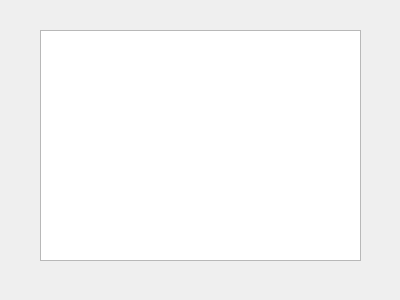
Old version of the form galeria_zdjec/Project/album.ui in the repository starzykbartlomiej/photo_gallery.
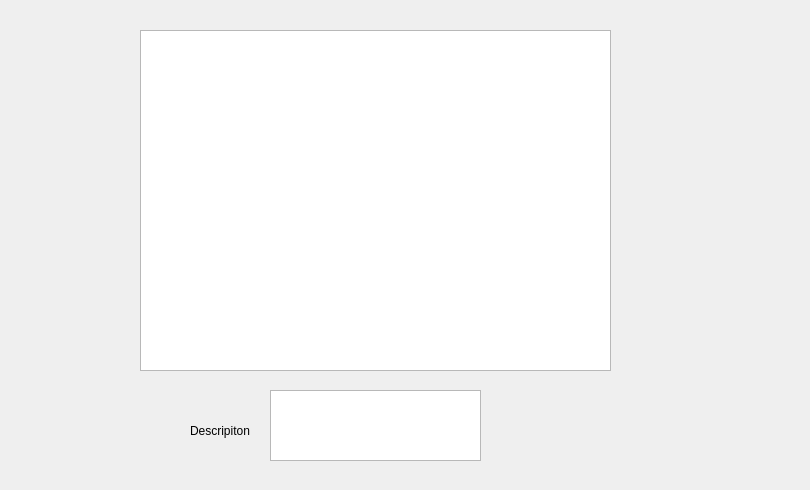
New version of the form.

Commit message: add_album_description

What changed in the file:
```diff
--- a/galeria_zdjec/Project/album.ui
+++ b/galeria_zdjec/Project/album.ui
@@ -6,8 +6,8 @@
    <rect>
     <x>0</x>
     <y>0</y>
-    <width>400</width>
-    <height>300</height>
+    <width>810</width>
+    <height>490</height>
    </rect>
   </property>
   <property name="windowTitle">
@@ -16,13 +16,36 @@
   <widget class="QListWidget" name="listWidget">
    <property name="geometry">
     <rect>
-     <x>40</x>
+     <x>140</x>
      <y>30</y>
-     <width>321</width>
-     <height>231</height>
+     <width>471</width>
+     <height>341</height>
     </rect>
    </property>
   </widget>
+  <widget class="QTextBrowser" name="textDescription">
+   <property name="geometry">
+    <rect>
+     <x>270</x>
+     <y>390</y>
+     <width>211</width>
+     <height>71</height>
+    </rect>
+   </property>
+  </widget>
+  <widget class="QLabel" name="label">
+   <property name="geometry">
+    <rect>
+     <x>190</x>
+     <y>420</y>
+     <width>71</width>
+     <height>21</height>
+    </rect>
+   </property>
+   <property name="text">
+    <string>Descripiton</string>
+   </property>
+  </widget>
  </widget>
  <resources/>
  <connections/>
```
The commit also changes 21 other files.
